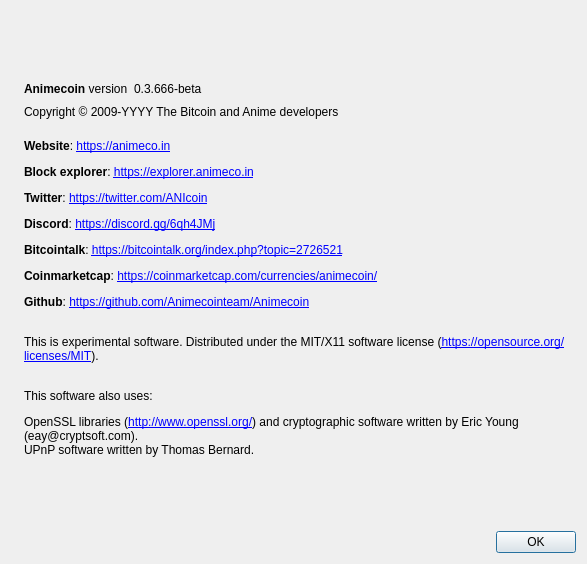
Before: the Qt Designer form src/qt/forms/aboutdialog.ui in Animecointeam/Animecoin, drawn with Qt 5.
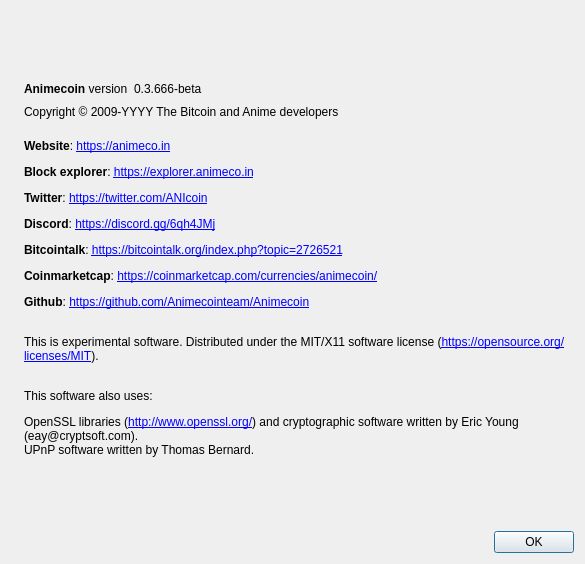
After: the same form once the commit is applied. Icons and pictures are not drawn.

Diff of the .ui file:
```diff
--- a/src/qt/forms/aboutdialog.ui
+++ b/src/qt/forms/aboutdialog.ui
@@ -6,7 +6,7 @@
    <rect>
     <x>0</x>
     <y>0</y>
-    <width>587</width>
+    <width>585</width>
     <height>564</height>
    </rect>
   </property>
```
Left out of the diff: 2 changed lines with no effect on the pictures.
